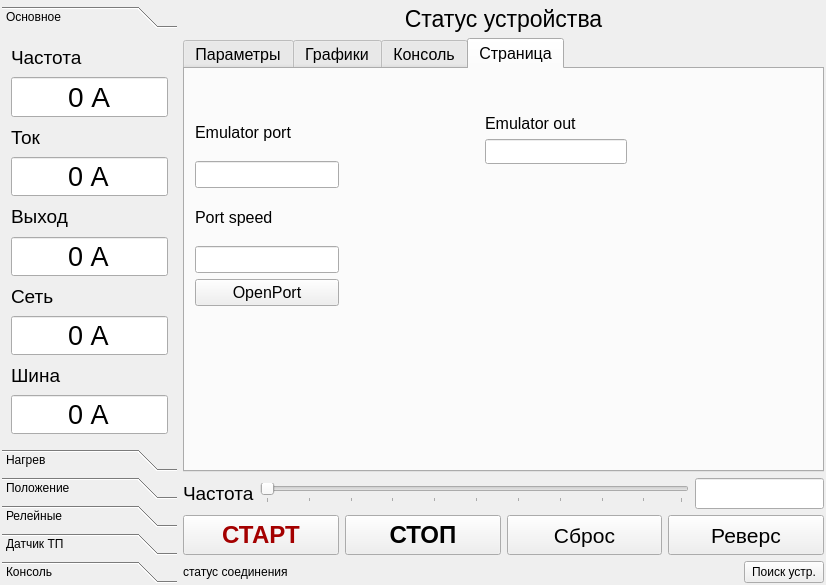
Above: form.ui from SergeyTya/PyFcServer before the change. Below: the same form after it.
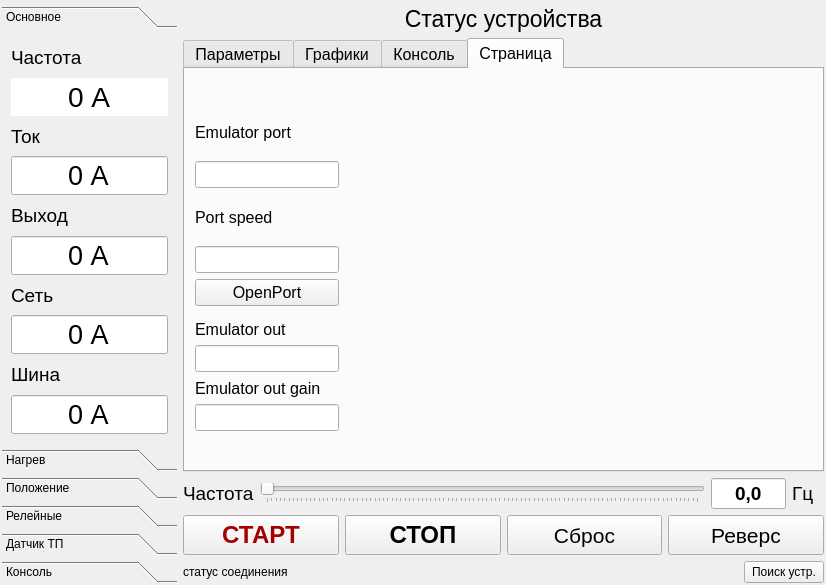
That is the form after the change. The open tabs and pages were chosen to show the change.

What changed in the file:
```diff
--- a/form.ui
+++ b/form.ui
@@ -46,7 +46,7 @@
         <x>0</x>
         <y>0</y>
         <width>175</width>
-        <height>415</height>
+        <height>391</height>
        </rect>
       </property>
       <attribute name="label">
@@ -87,12 +87,18 @@
            <property name="text">
             <string>0 А</string>
            </property>
+           <property name="frame">
+            <bool>false</bool>
+           </property>
            <property name="alignment">
             <set>Qt::AlignCenter</set>
            </property>
            <property name="readOnly">
             <bool>true</bool>
            </property>
+           <property name="clearButtonEnabled">
+            <bool>false</bool>
+           </property>
           </widget>
          </item>
          <item>
@@ -133,6 +139,9 @@
            <property name="readOnly">
             <bool>true</bool>
            </property>
+           <property name="clearButtonEnabled">
+            <bool>false</bool>
+           </property>
           </widget>
          </item>
          <item>
@@ -167,6 +176,9 @@
            <property name="readOnly">
             <bool>true</bool>
            </property>
+           <property name="clearButtonEnabled">
+            <bool>false</bool>
+           </property>
           </widget>
          </item>
          <item>
@@ -201,6 +213,9 @@
            <property name="readOnly">
             <bool>true</bool>
            </property>
+           <property name="clearButtonEnabled">
+            <bool>false</bool>
+           </property>
           </widget>
          </item>
          <item>
@@ -723,6 +738,9 @@
        <property name="currentIndex">
         <number>3</number>
        </property>
+       <property name="usesScrollButtons">
+        <bool>false</bool>
+       </property>
        <widget class="QWidget" name="tab_param">
         <attribute name="title">
          <string>Параметры</string>
@@ -951,34 +969,54 @@
           </item>
          </layout>
         </widget>
-        <widget class="QLineEdit" name="lineEdit_EmuOut">
+        <widget class="QWidget" name="horizontalLayoutWidget">
          <property name="geometry">
           <rect>
-           <x>300</x>
-           <y>70</y>
-           <width>142</width>
-           <height>25</height>
+           <x>210</x>
+           <y>50</y>
+           <width>391</width>
+           <height>271</height>
           </rect>
          </property>
+         <layout class="QHBoxLayout" name="horizontalLayout_psegraf"/>
         </widget>
-        <widget class="QLabel" name="label_8">
+        <widget class="QWidget" name="">
          <property name="geometry">
           <rect>
-           <x>300</x>
-           <y>40</y>
-           <width>142</width>
-           <height>29</height>
+           <x>10</x>
+           <y>250</y>
+           <width>144</width>
+           <height>112</height>
           </rect>
          </property>
-         <property name="text">
-          <string>Emulator out</string>
-         </property>
+         <layout class="QVBoxLayout" name="verticalLayout_10">
+          <item>
+           <widget class="QLabel" name="label_8">
+            <property name="text">
+             <string>Emulator out</string>
+            </property>
+           </widget>
+          </item>
+          <item>
+           <widget class="QLineEdit" name="lineEdit_EmuOut"/>
+          </item>
+          <item>
+           <widget class="QLabel" name="label_10">
+            <property name="text">
+             <string>Emulator out gain</string>
+            </property>
+           </widget>
+          </item>
+          <item>
+           <widget class="QLineEdit" name="lineEdit_EmuOut_gain"/>
+          </item>
+         </layout>
         </widget>
        </widget>
       </widget>
      </item>
      <item>
-      <layout class="QHBoxLayout" name="horizontalLayout_4" stretch="0,100,30">
+      <layout class="QHBoxLayout" name="horizontalLayout_4" stretch="0,100,0,0">
        <item>
         <widget class="QLabel" name="label_statusbar_2">
          <property name="font">
@@ -1002,6 +1040,12 @@
          <property name="inputMethodHints">
           <set>Qt::ImhNone</set>
          </property>
+         <property name="maximum">
+          <number>1000</number>
+         </property>
+         <property name="pageStep">
+          <number>50</number>
+         </property>
          <property name="orientation">
           <enum>Qt::Horizontal</enum>
          </property>
@@ -1021,28 +1065,48 @@
        </item>
        <item>
         <widget class="QLineEdit" name="lineEdit_freqref">
+         <property name="maximumSize">
+          <size>
+           <width>75</width>
+           <height>16777215</height>
+          </size>
+         </property>
          <property name="font">
           <font>
            <pointsize>14</pointsize>
+           <weight>75</weight>
+           <bold>true</bold>
           </font>
          </property>
          <property name="autoFillBackground">
           <bool>false</bool>
          </property>
          <property name="text">
-          <string>5</string>
-         </property>
-         <property name="echoMode">
-          <enum>QLineEdit::NoEcho</enum>
+          <string>0,0</string>
          </property>
          <property name="alignment">
           <set>Qt::AlignCenter</set>
          </property>
-         <property name="readOnly">
+         <property name="clearButtonEnabled">
           <bool>false</bool>
          </property>
         </widget>
        </item>
+       <item>
+        <widget class="QLabel" name="label_9">
+         <property name="font">
+          <font>
+           <pointsize>14</pointsize>
+          </font>
+         </property>
+         <property name="text">
+          <string>Гц  </string>
+         </property>
+         <property name="alignment">
+          <set>Qt::AlignCenter</set>
+         </property>
+        </widget>
+       </item>
       </layout>
      </item>
      <item>
```
Left out of the diff: 73 changed lines with no effect on the pictures.
